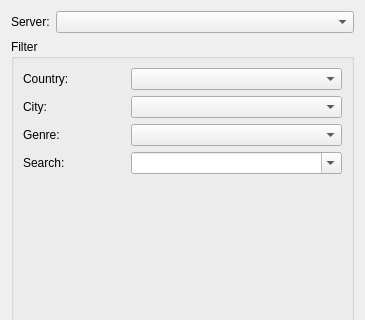
The window that qt/filter_page.ui (sanami/qt-music-player) describes before a commit, drawn with Qt 5; both pictures show x 0 to 365 and y 0 to 320 of the 365 by 468 pixel window.
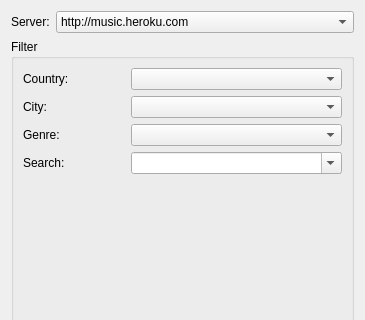
The same window after the commit.

Diff of the .ui file:
```diff
--- a/qt/filter_page.ui
+++ b/qt/filter_page.ui
@@ -30,8 +30,13 @@
       </sizepolicy>
      </property>
      <property name="currentIndex">
-      <number>-1</number>
+      <number>0</number>
      </property>
+     <item>
+      <property name="text">
+       <string>http://music.heroku.com</string>
+      </property>
+     </item>
      <item>
       <property name="text">
        <string>http://192.168.1.128:3000</string>
```
Left out of the diff: 7 changed lines with no effect on the pictures.
